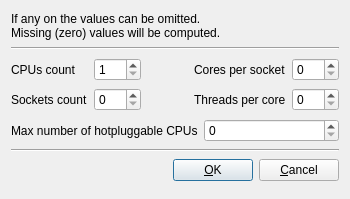
Above: src/SMP_Settings_Window.ui from tobimensch/aqemu before the change. Below: the same form after it.
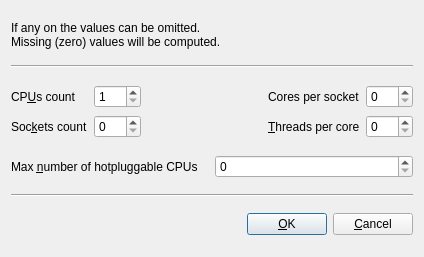
That is the form after the change. Icons and pictures are not drawn.

What changed in the file:
```diff
--- a/src/SMP_Settings_Window.ui
+++ b/src/SMP_Settings_Window.ui
@@ -7,8 +7,8 @@
    <rect>
     <x>0</x>
     <y>0</y>
-    <width>350</width>
-    <height>199</height>
+    <width>424</width>
+    <height>257</height>
    </rect>
   </property>
   <property name="windowTitle">
@@ -45,7 +45,7 @@
      <item row="0" column="0">
       <widget class="QLabel" name="Label_CPUs">
        <property name="text">
-        <string>CPUs count</string>
+        <string>CP&amp;Us count</string>
        </property>
        <property name="buddy">
         <cstring>SB_SMP</cstring>
@@ -68,7 +68,7 @@
      <item row="1" column="0">
       <widget class="QLabel" name="Label_Sockets">
        <property name="text">
-        <string>Sockets count</string>
+        <string>Soc&amp;kets count</string>
        </property>
        <property name="buddy">
         <cstring>SB_Sockets</cstring>
@@ -125,7 +125,7 @@
      <item row="1" column="0">
       <widget class="QLabel" name="Lebel_Threads">
        <property name="text">
-        <string>Threads per core</string>
+        <string>&amp;Threads per core</string>
        </property>
        <property name="buddy">
         <cstring>SB_Threads</cstring>
@@ -149,7 +149,7 @@
      <item>
       <widget class="QLabel" name="Label_MaxCPUs">
        <property name="text">
-        <string>Max number of hotpluggable CPUs</string>
+        <string>Max &amp;number of hotpluggable CPUs</string>
        </property>
        <property name="buddy">
         <cstring>SB_MaxCPUs</cstring>
```
Left out of the diff: 8 changed lines with no effect on the pictures.
